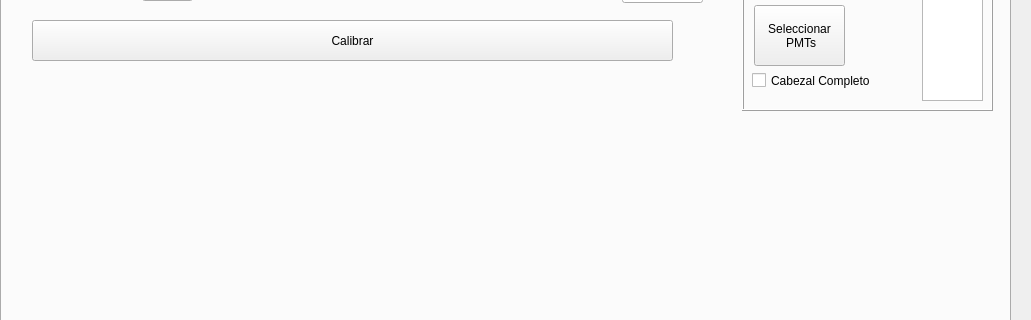
This is ui/MainWindow.ui in dpirlo/qt-mca as Qt 5 draws it before an edit; both pictures show x 0 to 1031 and y 105 to 425 of the 1031 by 700 pixel window. The edited form follows.
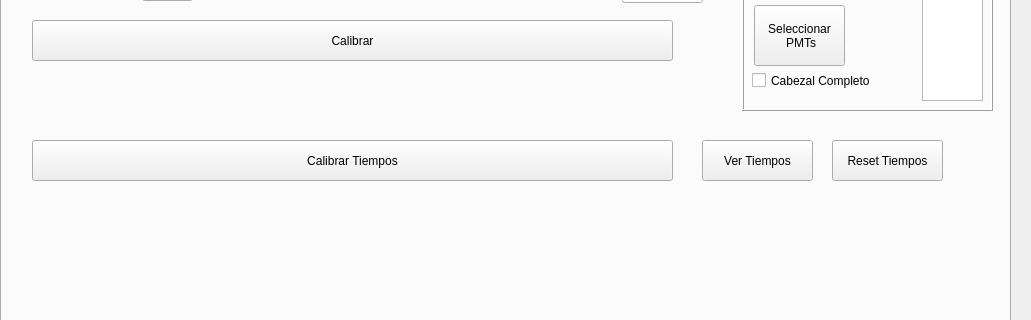
This is the edited form. The open tabs and pages were chosen to show the change. Custom widgets are drawn as their Qt base class.

Commit message: Lista pestaña de adquisición de tiempos, falta manejar la parte de calibración

Patch:
```diff
--- a/ui/MainWindow.ui
+++ b/ui/MainWindow.ui
@@ -4871,6 +4871,63 @@
        </property>
       </item>
      </widget>
+     <widget class="QPushButton" name="pb_Autocalib_Tiempos">
+      <property name="geometry">
+       <rect>
+        <x>30</x>
+        <y>180</y>
+        <width>641</width>
+        <height>41</height>
+       </rect>
+      </property>
+      <property name="text">
+       <string>Calibrar Tiempos</string>
+      </property>
+      <property name="shortcut">
+       <string/>
+      </property>
+      <property name="checkable">
+       <bool>true</bool>
+      </property>
+     </widget>
+     <widget class="QPushButton" name="pb_Autocalib_Tiempos_Debug">
+      <property name="geometry">
+       <rect>
+        <x>700</x>
+        <y>180</y>
+        <width>111</width>
+        <height>41</height>
+       </rect>
+      </property>
+      <property name="text">
+       <string>Ver Tiempos</string>
+      </property>
+      <property name="shortcut">
+       <string/>
+      </property>
+      <property name="checkable">
+       <bool>false</bool>
+      </property>
+     </widget>
+     <widget class="QPushButton" name="pb_Autocalib_Tiempos_Reset">
+      <property name="geometry">
+       <rect>
+        <x>830</x>
+        <y>180</y>
+        <width>111</width>
+        <height>41</height>
+       </rect>
+      </property>
+      <property name="text">
+       <string>Reset Tiempos</string>
+      </property>
+      <property name="shortcut">
+       <string/>
+      </property>
+      <property name="checkable">
+       <bool>false</bool>
+      </property>
+     </widget>
     </widget>
     <widget class="QWidget" name="tab_2">
      <attribute name="title">
```
Left out of the diff: 4 changed lines with no effect on the pictures. The commit also changes 8 other files.
